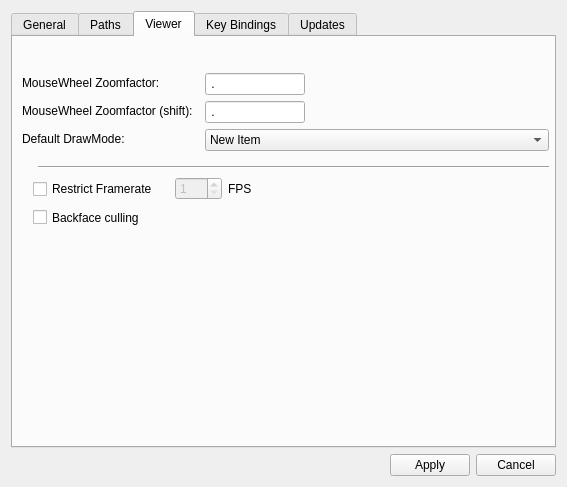
ShenRen/OpenFlipper, file OpenFlipper/widgets/optionsWidget/ui_optionsWidget.ui: the form before one commit.
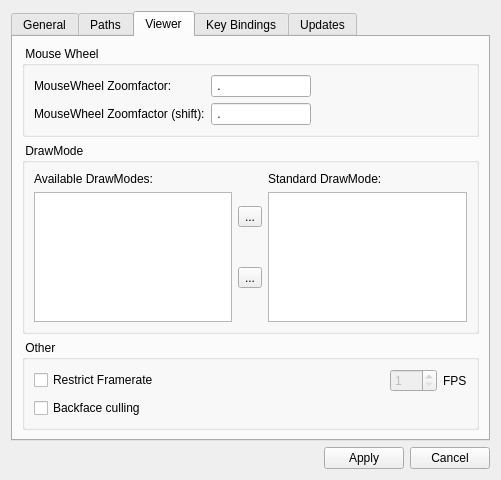
The form after the commit.

Diff of the .ui file:
```diff
--- a/OpenFlipper/widgets/optionsWidget/ui_optionsWidget.ui
+++ b/OpenFlipper/widgets/optionsWidget/ui_optionsWidget.ui
@@ -5,8 +5,8 @@
    <rect>
     <x>0</x>
     <y>0</y>
-    <width>567</width>
-    <height>487</height>
+    <width>501</width>
+    <height>480</height>
    </rect>
   </property>
   <property name="windowTitle" >
@@ -164,54 +164,29 @@
        <rect>
         <x>0</x>
         <y>0</y>
-        <width>545</width>
-        <height>409</height>
+        <width>479</width>
+        <height>402</height>
        </rect>
       </property>
       <attribute name="title" >
        <string>Viewer</string>
       </attribute>
-      <widget class="QCheckBox" name="backfaceCulling" >
-       <property name="geometry" >
-        <rect>
-         <x>20</x>
-         <y>170</y>
-         <width>344</width>
-         <height>21</height>
-        </rect>
-       </property>
-       <property name="toolTip" >
-        <string>Enable backface culling</string>
-       </property>
-       <property name="statusTip" >
-        <string>Enable backface culling</string>
-       </property>
-       <property name="text" >
-        <string>Backface culling</string>
-       </property>
-      </widget>
+      <layout class="QVBoxLayout" name="verticalLayout_11" >
+       <item>
+        <widget class="QGroupBox" name="groupBox" >
+         <property name="title" >
+          <string> Mouse Wheel </string>
+         </property>
+         <layout class="QFormLayout" name="formLayout" >
+          <item row="0" column="0" >
       <widget class="QLabel" name="label_2" >
-       <property name="geometry" >
-        <rect>
-         <x>9</x>
-         <y>36</y>
-         <width>143</width>
-         <height>20</height>
-        </rect>
-       </property>
        <property name="text" >
         <string>MouseWheel Zoomfactor:</string>
        </property>
       </widget>
+          </item>
+          <item row="0" column="1" >
       <widget class="QLineEdit" name="wZoomFactor" >
-       <property name="geometry" >
-        <rect>
-         <x>192</x>
-         <y>36</y>
-         <width>100</width>
-         <height>22</height>
-        </rect>
-       </property>
        <property name="maximumSize" >
         <size>
          <width>100</width>
@@ -228,28 +203,16 @@
         <string>9.99; </string>
        </property>
       </widget>
+          </item>
+          <item row="1" column="0" >
       <widget class="QLabel" name="label_3" >
-       <property name="geometry" >
-        <rect>
-         <x>9</x>
-         <y>64</y>
-         <width>177</width>
-         <height>20</height>
-        </rect>
-       </property>
        <property name="text" >
         <string>MouseWheel Zoomfactor (shift):</string>
        </property>
       </widget>
+          </item>
+          <item row="1" column="1" >
       <widget class="QLineEdit" name="wZoomFactorShift" >
-       <property name="geometry" >
-        <rect>
-         <x>192</x>
-         <y>64</y>
-         <width>100</width>
-         <height>22</height>
-        </rect>
-       </property>
        <property name="maximumSize" >
         <size>
          <width>100</width>
@@ -266,72 +229,72 @@
         <string>9.99; </string>
        </property>
       </widget>
-      <widget class="QComboBox" name="drawMode" >
-       <property name="geometry" >
-        <rect>
-         <x>192</x>
-         <y>92</y>
-         <width>344</width>
-         <height>22</height>
-        </rect>
-       </property>
-       <property name="toolTip" >
-        <string>Set the default drawMode for the viewer</string>
-       </property>
-       <property name="statusTip" >
-        <string>Set the default drawMode for the viewer</string>
-       </property>
-       <item>
-        <property name="text" >
-         <string>New Item</string>
-        </property>
-       </item>
-       <item>
-        <property name="text" >
-         <string>New Item</string>
-        </property>
-       </item>
-       <item>
-        <property name="text" >
-         <string>ssdsf</string>
-        </property>
-       </item>
-      </widget>
+          </item>
+         </layout>
+        </widget>
+       </item>
+       <item>
+        <widget class="QGroupBox" name="groupBox_3" >
+         <property name="title" >
+          <string> DrawMode </string>
+         </property>
+         <layout class="QHBoxLayout" name="horizontalLayout_6" >
+          <item>
+           <layout class="QVBoxLayout" name="verticalLayout_8" >
+            <item>
       <widget class="QLabel" name="label_7" >
-       <property name="geometry" >
-        <rect>
-         <x>9</x>
-         <y>92</y>
-         <width>107</width>
-         <height>20</height>
-        </rect>
-       </property>
+              <property name="text" >
+               <string>Available DrawModes:</string>
+              </property>
+             </widget>
+            </item>
+            <item>
+             <widget class="QListWidget" name="availDrawModes" />
+            </item>
+           </layout>
+          </item>
+          <item>
+           <layout class="QVBoxLayout" name="verticalLayout_7" >
+            <item>
+             <widget class="QToolButton" name="addButton" >
        <property name="text" >
-        <string>Default DrawMode:</string>
-       </property>
-      </widget>
-      <widget class="Line" name="line_2" >
-       <property name="geometry" >
-        <rect>
-         <x>25</x>
-         <y>120</y>
-         <width>511</width>
-         <height>20</height>
-        </rect>
-       </property>
-       <property name="orientation" >
-        <enum>Qt::Horizontal</enum>
-       </property>
-      </widget>
-      <widget class="QWidget" name="" >
-       <property name="geometry" >
-        <rect>
-         <x>20</x>
-         <y>140</y>
-         <width>219</width>
-         <height>24</height>
-        </rect>
-       </property>
+               <string>...</string>
+              </property>
+             </widget>
+            </item>
+            <item>
+             <widget class="QToolButton" name="remButton" >
+              <property name="text" >
+               <string>...</string>
+              </property>
+             </widget>
+            </item>
+           </layout>
+          </item>
+          <item>
+           <layout class="QVBoxLayout" name="verticalLayout_9" >
+            <item>
+             <widget class="QLabel" name="label_9" >
+              <property name="text" >
+               <string>Standard DrawMode:</string>
+              </property>
+             </widget>
+            </item>
+            <item>
+             <widget class="QListWidget" name="standardDrawMode" />
+            </item>
+           </layout>
+          </item>
+         </layout>
+        </widget>
+       </item>
+       <item>
+        <widget class="QGroupBox" name="groupBox_2" >
+         <property name="title" >
+          <string> Other </string>
+         </property>
+         <layout class="QVBoxLayout" name="verticalLayout_10" >
+          <item>
        <layout class="QHBoxLayout" name="horizontalLayout_2" >
         <item>
          <widget class="QCheckBox" name="restrictFPS" >
@@ -386,7 +349,24 @@
          </widget>
         </item>
        </layout>
-      </widget>
+          </item>
+          <item>
+           <widget class="QCheckBox" name="backfaceCulling" >
+            <property name="toolTip" >
+             <string>Enable backface culling</string>
+            </property>
+            <property name="statusTip" >
+             <string>Enable backface culling</string>
+            </property>
+            <property name="text" >
+             <string>Backface culling</string>
+            </property>
+           </widget>
+          </item>
+         </layout>
+        </widget>
+       </item>
+      </layout>
      </widget>
      <widget class="QWidget" name="key" >
       <property name="geometry" >
```
Left out of the diff: 35 changed lines with no effect on the pictures. Lines whose indentation alone changed are shown as unchanged.
